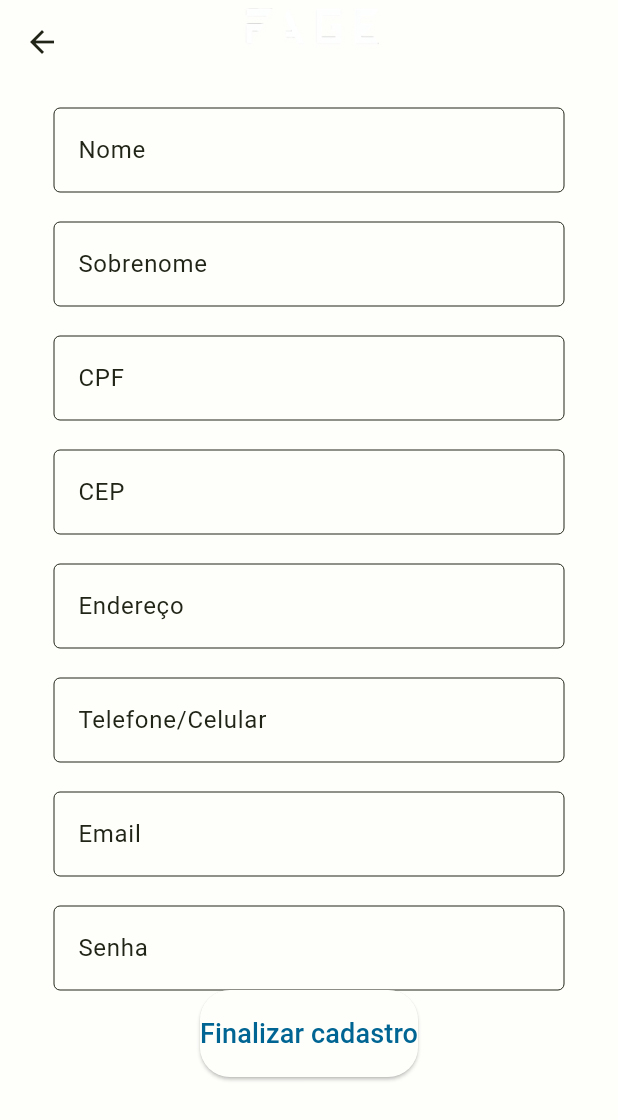
After one commit to FAGE-Project/FAGE-Frontend, a Flutter app: the screen it shows after launch, item 4 of the bottom bar chosen, after a tap on "Cadastrar usuário", on a phone screen of 412 x 824 dp. The commit adds this screen. Shown: the top 1120 px of the screen. Run offline on Flutter 3.47's test engine with Material 2 defaults, Android fonts, the phone set to English and light mode, and no system bars; our stand-ins replace mask_text_input_formatter, sign_in_button.

Commit message:
Desenvolvimento da tela inicial do app

```diff
--- a/lib/pages/home.dart
+++ b/lib/pages/home.dart
@@ -54,7 +54,7 @@ class _HomeState extends State<Home> {
       ),
       body: <Widget>[
         const MyFage(),
-        const CadastroCorp(),
+        Container(),
         Container(),
         const Profile(),
       ][currentPageIndex],
--- a/lib/pages/profile.dart
+++ b/lib/pages/profile.dart
@@ -309,6 +309,33 @@ class _ProfileState extends State<Profile> {
                     ),
                     label: Text(
                       'Cadastrar empresa',
+                      style: TextStyle(
+                        fontSize: 16.0,
+                      ),
+                    ),
+                  ),
+                  SizedBox(height: 20),
+                  TextButton.icon(
+                    onPressed: () {
+                      Navigator.of(context).pushNamed(Routes.cadastroUser);
+                    },
+                    style: TextButton.styleFrom(
+                      shape: RoundedRectangleBorder(
+                        borderRadius: BorderRadius.circular(20.0),
+                        side: BorderSide(
+                          width: 2.0,
+                        ),
+                      ),
+                      padding: EdgeInsets.symmetric(
+                        vertical: 12.0,
+                        horizontal: 20.0,
+                      ),
+                    ),
+                    icon: Icon(
+                      Icons.corporate_fare,
+                    ),
+                    label: Text(
+                      'Cadastrar usuário',
                       style: TextStyle(
                         fontSize: 16.0,
                       ),
--- /dev/null
+++ b/lib/pages/register_user.dart
@@ -0,0 +1,262 @@
+import 'package:flutter/material.dart';
+import 'package:mask_text_input_formatter/mask_text_input_formatter.dart';
+
+
+class Cadastro extends StatefulWidget {
+  const Cadastro({Key? key}) : super(key: key);
+
+  @override
+  State<Cadastro> createState() => _CadastroState();
+}
+
+class _CadastroState extends State<Cadastro> {
+  final GlobalKey<FormState> _formKey = GlobalKey<FormState>();
+  final PageController _pageController = PageController();
+
+  final TextEditingController nomeController = TextEditingController();
+  final TextEditingController sobrenomeController = TextEditingController();
+  final TextEditingController cpfController = TextEditingController();
+  final TextEditingController cepController = TextEditingController();
+  final TextEditingController enderecoController = TextEditingController();
+  final TextEditingController telefoneController = TextEditingController();
+  final TextEditingController emailController = TextEditingController();
+  final TextEditingController senhaController = TextEditingController();
+
+  var maskCPF = MaskTextInputFormatter(
+      mask: '###.###.###-##', filter: {"#": RegExp(r'[0-9]')});
+
+  var maskCEP = MaskTextInputFormatter(
+      mask: '#####-###', filter: {"#": RegExp(r'[0-9]')});
+
+  @override
+  Widget build(BuildContext context) {
+    return Scaffold(
+        appBar: AppBar(
+          title: Image.asset("assets/images/fage-logo-white.png", scale: 2),
+          centerTitle: true,
+        ),
+        body: SingleChildScrollView(
+          padding: EdgeInsets.all(16.0),
+          child: _buildUserRegister(),
+        ));
+  }
+
+  Widget _buildUserRegister() {
+    return Center(
+      child: Padding(
+        padding: EdgeInsets.symmetric(horizontal: 20.0),
+        child: LayoutBuilder(
+            builder: (BuildContext context, BoxConstraints constraints) {
+              if (constraints.maxWidth > 600) {
+                return Row(
+                  mainAxisAlignment: MainAxisAlignment.center,
+                  children: [
+                    Expanded(
+                      child: Column(
+                        mainAxisAlignment: MainAxisAlignment.center,
+                        children: [
+                          //colocar uma imagem depois,
+                          Form(
+                            key: _formKey,
+                            child: Column(
+                              children: [
+                                TextFormField(
+                                  controller: nomeController,
+                                  decoration: InputDecoration(
+                                      labelText: "Nome",
+                                      border: OutlineInputBorder(
+                                        borderRadius: BorderRadius.circular(20.0),
+                                      )),
+                                ),
+                                const SizedBox(height: 20.0),
+                                TextFormField(
+                                  controller: sobrenomeController,
+                                  decoration: InputDecoration(
+                                      labelText: "Sobrenome",
+                                      border: OutlineInputBorder(
+                                        borderRadius: BorderRadius.circular(20.0),
+                                      )),
+                                ),
+                                const SizedBox(height: 20.0),
+                                TextFormField(
+                                  inputFormatters: [maskCPF],
+                                  controller: cpfController,
+                                  decoration: InputDecoration(
+                                      labelText: "CPF",
+                                      border: OutlineInputBorder(
+                                        borderRadius: BorderRadius.circular(20.0),
+                                      )),
+                                ),
+                                const SizedBox(height: 20.0),
+                                TextFormField(
+                                  inputFormatters: [maskCEP],
+                                  controller: cepController,
+                                  decoration: InputDecoration(
+                                      labelText: "CEP",
+                                      border: OutlineInputBorder(
+                                        borderRadius: BorderRadius.circular(20.0),
+                                      )),
+                                ),
+                                const SizedBox(height: 20.0),
+                                TextFormField(
+                                  controller: enderecoController,
+                                  decoration: InputDecoration(
+                                      labelText: "Endereço",
+                                      border: OutlineInputBorder(
+                                        borderRadius: BorderRadius.circular(20.0),
+                                      )),
+                                ),
+                                const SizedBox(height: 20.0),
+                                TextFormField(
+                                  controller: telefoneController,
+                                  decoration: InputDecoration(
+                                      labelText: "Telefone/Celular",
+                                      border: OutlineInputBorder(
+                                        borderRadius: BorderRadius.circular(20.0),
+                                      )),
+                                ),
+                                const SizedBox(height: 20.0),
+                                TextFormField(
+                                  controller: emailController,
+                                  decoration: InputDecoration(
+                                      labelText: "Email",
+                                      border: OutlineInputBorder(
+                                        borderRadius: BorderRadius.circular(20.0),
+                                      )),
+                                ),
+                                const SizedBox(height: 20.0),
+                                TextFormField(
+                                  controller: senhaController,
+                                  decoration: InputDecoration(
+                                      labelText: "Senha",
+                                      border: OutlineInputBorder(
+                                        borderRadius: BorderRadius.circular(20.0),
+                                      )),
+                                ),
+                                ElevatedButton(
+                                  style: ElevatedButton.styleFrom(
+                                    shape: RoundedRectangleBorder(
+                                      borderRadius: BorderRadius.circular(20.0),
+                                    ),
+                                    padding: EdgeInsets.symmetric(vertical: 16.0),
+                                  ),
+                                  onPressed: () {  },
+                                  child: Text(
+                                    'Finalizar cadastro',
+                                    style: TextStyle(fontSize: 18.0),
+                                  ),
+                                ),
+                              ],
+                            ),
+                          ),
+                        ],
+                      ),
+                    ),
+                  ],
+                );
+              } else {
+                return Column(
+                  mainAxisAlignment: MainAxisAlignment.center,
+                  children: [
+                    //colocar uma imagem depois,
+                    Form(
+                      key: _formKey,
+                      child: Column(
+                        children: [
+                          TextFormField(
+                            controller: nomeController,
+                            decoration: InputDecoration(
+                                labelText: "Nome",
+                                border: OutlineInputBorder(
+                                  borderRadius: BorderRadius.circular(20.0),
+                                )),
+                          ),
+                          const SizedBox(height: 20.0),
+                          TextFormField(
+                            controller: sobrenomeController,
+                            decoration: InputDecoration(
+                                labelText: "Sobrenome",
+                                border: OutlineInputBorder(
+                                  borderRadius: BorderRadius.circular(20.0),
+                                )),
+                          ),
+                          const SizedBox(height: 20.0),
+                          TextFormField(
+                            inputFormatters: [maskCPF],
+                            controller: cpfController,
+                            decoration: InputDecoration(
+                                labelText: "CPF",
+                                border: OutlineInputBorder(
+                                  borderRadius: BorderRadius.circular(20.0),
+                                )),
+                          ),
+                          const SizedBox(height: 20.0),
+                          TextFormField(
+                            inputFormatters: [maskCEP],
+                            controller: cepController,
+                            decoration: InputDecoration(
+                                labelText: "CEP",
+                                border: OutlineInputBorder(
+                                  borderRadius: BorderRadius.circular(20.0),
+                                )),
+                          ),
+                          const SizedBox(height: 20.0),
+                          TextFormField(
+                            controller: enderecoController,
+                            decoration: InputDecoration(
+                                labelText: "Endereço",
+                                border: OutlineInputBorder(
+                                  borderRadius: BorderRadius.circular(20.0),
+                                )),
+                          ),
+                          const SizedBox(height: 20.0),
+                          TextFormField(
+                            controller: telefoneController,
+                            decoration: InputDecoration(
+                                labelText: "Telefone/Celular",
+                                border: OutlineInputBorder(
+                                  borderRadius: BorderRadius.circular(20.0),
+                                )),
+                          ),
+                          const SizedBox(height: 20.0),
+                          TextFormField(
+                            controller: emailController,
+                            decoration: InputDecoration(
+                                labelText: "Email",
+                                border: OutlineInputBorder(
+                                  borderRadius: BorderRadius.circular(20.0),
+                                )),
+                          ),
+                          const SizedBox(height: 20.0),
+                          TextFormField(
+                            controller: senhaController,
+                            decoration: InputDecoration(
+                                labelText: "Senha",
+                                border: OutlineInputBorder(
+                                  borderRadius: BorderRadius.circular(20.0),
+                                )),
+                          ),
+                          ElevatedButton(
+                            style: ElevatedButton.styleFrom(
+                              shape: RoundedRectangleBorder(
+                                borderRadius: BorderRadius.circular(20.0),
+                              ),
+                              padding: EdgeInsets.symmetric(vertical: 16.0),
+                            ),
+                            onPressed: () {  },
+                            child: Text(
+                              'Finalizar cadastro',
+                              style: TextStyle(fontSize: 18.0),
+                            ),
+                          ),
+                        ],
+                      ),
+                    ),
+                  ],
+                );
+              }
+            }),
+      ),
+    );
+  }
+}
--- a/lib/routes/routes.dart
+++ b/lib/routes/routes.dart
@@ -1,5 +1,6 @@
 import 'package:fage/pages/home.dart';
 import 'package:fage/pages/register_corp.dart';
+import 'package:fage/pages/register_user.dart';
 import 'package:flutter/material.dart';
 
 class Routes {
@@ -7,10 +8,13 @@ class Routes {
       <String, WidgetBuilder>{
     "/home": (_) => const Home(),
     "/register_corp": (_) => const CadastroCorp(),
+    "/register_user": (_) => const Cadastro(),
   };
 
   static const String home = "/home";
 
   static const String cadastroCorp = "/register_corp";
 
+  static const String cadastroUser = "/register_user";
+
 }
```
